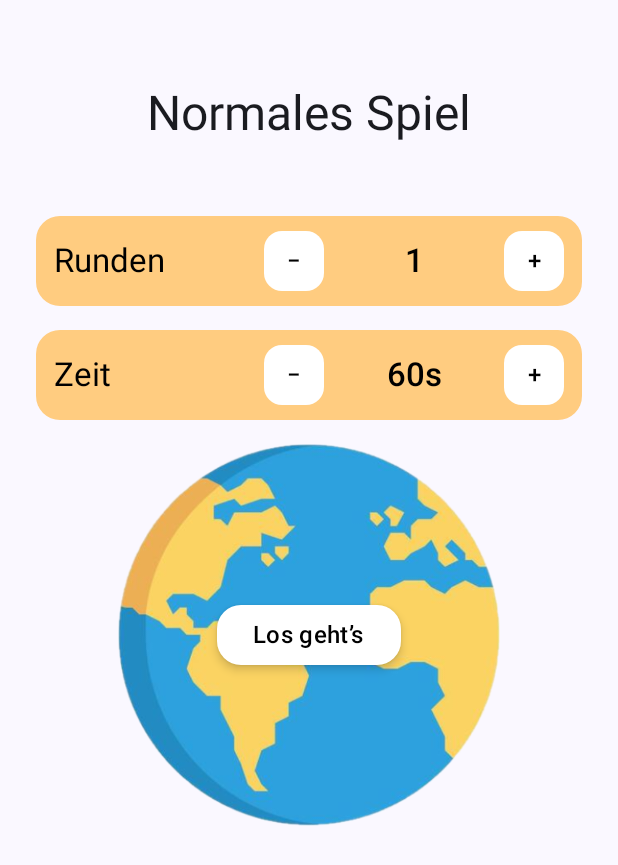
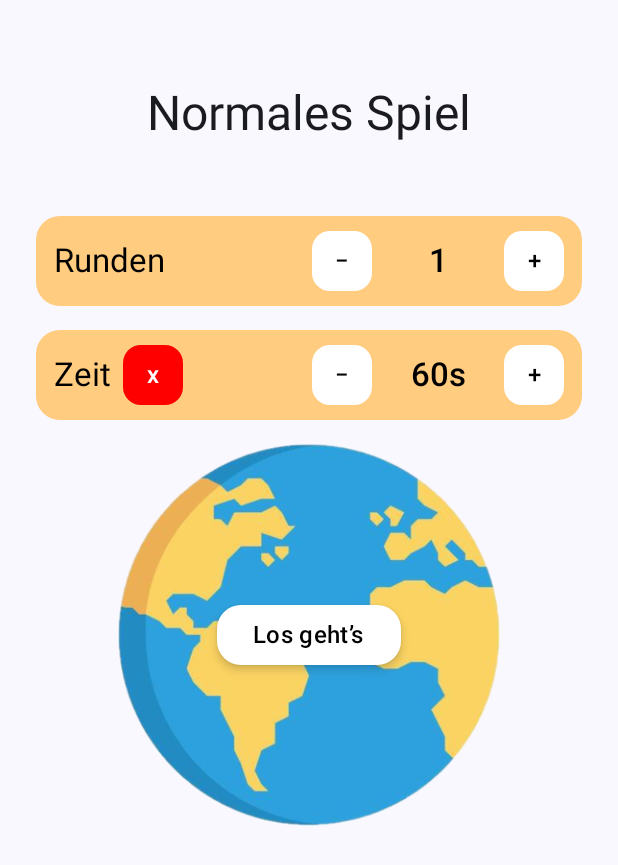
Before and after one commit to limploui/GeoGuessr, an Android app built with Jetpack Compose: the screen it shows after launch (MainActivity), after a tap on "Normales Spiel", on a phone screen of 412 x 824 dp. Shown: the top 865 px of the screen. Run offline under Robolectric (Android 15) with nearby library versions, the phone set to English and light mode, and no system bars; our stand-ins replace livedata-compose; libraries missing offline, so code that uses them is left out: org.osmdroid.config; pictures from the network do not load; 4 statements that could not run were skipped.

Commit message:
Zeit ausschalten

```diff
--- a/app/src/main/java/com/example/geoguessr/ui/screens/GameScreen.kt
+++ b/app/src/main/java/com/example/geoguessr/ui/screens/GameScreen.kt
@@ -12,7 +12,7 @@ import androidx.compose.ui.zIndex
 import com.example.geoguessr.data.MapillaryViewer
 import com.example.geoguessr.ui.map.OsmdroidMap
 import com.example.geoguessr.util.GeoUtils
-import com.example.geoguessr.game.RoundResult   // ⬅️ neu
+import com.example.geoguessr.game.RoundResult
 import kotlinx.coroutines.delay
 import kotlin.math.min
 
@@ -25,7 +25,7 @@ fun GameScreen(
     roundSeconds: Int = 60,
     isHintMode: Boolean = false,
     hints: List<String> = emptyList(),
-    onConfirmGuess: (RoundResult) -> Unit  // ⬅️ neu: RoundResult statt Int
+    onConfirmGuess: (RoundResult) -> Unit
 ) {
     // Tabs: 0 Streetview, 1 Tipps (nur im Hint-Mode), 2 Karte
     var tab by remember { mutableStateOf(0) }
@@ -35,9 +35,11 @@ fun GameScreen(
     var lastPoints by rememberSaveable { mutableStateOf<Int?>(null) }
     var lastDistanceKm by rememberSaveable { mutableStateOf<Double?>(null) }
 
+    val unlimitedTime = roundSeconds == Int.MAX_VALUE
+
     // ⏱️ Timer
-    var timeLeft by remember(imageId) { mutableStateOf(roundSeconds) }
-    var timerRunning by remember(imageId) { mutableStateOf(true) }
+    var timeLeft by remember(imageId) { mutableStateOf(if (unlimitedTime) Int.MAX_VALUE else roundSeconds) }
+    var timerRunning by remember(imageId) { mutableStateOf(!unlimitedTime) }
 
     // 💡 Hints (0..5)
     var hintsUsed by rememberSaveable(imageId) { mutableStateOf(0) }
@@ -48,9 +50,9 @@ fun GameScreen(
         if (!isHintMode && tab == 2) tab = 1
     }
 
-    // ⏱️ Countdown → bei Timeout nur werten, wenn ein Tipp gesetzt wurde
-    LaunchedEffect(imageId, timerRunning, lastPoints) {
-        if (!timerRunning || lastPoints != null) return@LaunchedEffect
+    // ⏱️ Countdown → nur wenn Zeitlimit aktiv ist
+    LaunchedEffect(imageId, timerRunning, lastPoints, unlimitedTime) {
+        if (unlimitedTime || !timerRunning || lastPoints != null) return@LaunchedEffect
         while (timeLeft > 0 && lastPoints == null && timerRunning) {
             delay(1000)
             timeLeft -= 1
@@ -91,7 +93,8 @@ fun GameScreen(
             }
         }
 
-        // Kopfzeile: nur Zeit (kein Basisscore/kein Multiplikator)
+        // Kopfzeile: nur Zeit anzeigen, wenn Zeitlimit aktiv ist
+        // Kopfzeile im GameScreen
         Surface(
             modifier = Modifier
                 .fillMaxWidth()
@@ -108,9 +111,14 @@ fun GameScreen(
                     .padding(horizontal = 16.dp, vertical = 10.dp),
                 horizontalArrangement = Arrangement.SpaceBetween
             ) {
-                Text("Zeit: ${timeLeft}s", style = MaterialTheme.typography.titleMedium)
+                if (unlimitedTime) {
+                    Text("Zeit: ∞", style = MaterialTheme.typography.titleMedium)  // 🆕 statt leer
+                } else {
+                    Text("Zeit: ${timeLeft}s", style = MaterialTheme.typography.titleMedium)
+                }
             }
         }
+
 
         // Inhalt
         Box(
@@ -173,7 +181,6 @@ fun GameScreen(
         if (lastPoints == null) {
             Button(
                 onClick = {
-                    // nur werten, wenn ein Tipp gesetzt wurde
                     if (guess == null) return@Button
 
                     val center = bbox?.let { GeoUtils.bboxCenter(it) }
@@ -194,14 +201,13 @@ fun GameScreen(
                     lastPoints = points
                     timerRunning = false
                 },
-                enabled = timeLeft > 0 && guess != null,   // Bestätigen nur mit gesetztem Tipp
+                enabled = (unlimitedTime || timeLeft > 0) && guess != null,
                 modifier = Modifier
                     .fillMaxWidth()
                     .padding(16.dp)
                     .zIndex(1f)
             ) { Text("Bestätigen") }
         } else {
-            // Nach der Wertung: keine Zusatzinfos hier (Distanz kommt in den ResultScreen)
             Button(
                 onClick = {
                     onConfirmGuess(
@@ -215,8 +221,8 @@ fun GameScreen(
                     truth = null
                     lastPoints = null
                     lastDistanceKm = null
-                    timeLeft = roundSeconds
-                    timerRunning = true
+                    timeLeft = if (unlimitedTime) Int.MAX_VALUE else roundSeconds
+                    timerRunning = !unlimitedTime
                     hintsUsed = 0
                 },
                 modifier = Modifier
--- a/app/src/main/java/com/example/geoguessr/ui/screens/SetupScreen.kt
+++ b/app/src/main/java/com/example/geoguessr/ui/screens/SetupScreen.kt
@@ -8,12 +8,12 @@ import androidx.compose.material3.*
 import androidx.compose.runtime.*
 import androidx.compose.ui.Alignment
 import androidx.compose.ui.Modifier
+import androidx.compose.ui.graphics.Color
 import androidx.compose.ui.res.painterResource
+import androidx.compose.ui.text.font.FontWeight
 import androidx.compose.ui.text.style.TextAlign
+import androidx.compose.ui.unit.Dp
 import androidx.compose.ui.unit.dp
-import androidx.compose.ui.unit.Dp
-import androidx.compose.ui.graphics.Color
-import androidx.compose.ui.text.font.FontWeight
 import com.example.geoguessr.R
 
 @Composable
@@ -25,6 +25,7 @@ fun SetupScreen(
 ) {
     var rounds by remember { mutableStateOf(initialRounds) }
     var seconds by remember { mutableStateOf(initialSeconds) }
+    var noTimeLimit by remember { mutableStateOf(false) }   // 🆕 Toggle für Zeitlimit
 
     Column(
         modifier = Modifier
@@ -41,7 +42,7 @@ fun SetupScreen(
             textAlign = TextAlign.Center
         )
 
-        // Cards im gleichen Look wie Startscreen-Buttons
+        // Runden
         SettingCard(
             title = "Runden",
             valueText = rounds.toString(),
@@ -51,12 +52,68 @@ fun SetupScreen(
 
         Spacer(Modifier.height(16.dp))
 
-        SettingCard(
-            title = "Zeit",
-            valueText = "${seconds}s",
-            onMinus = { seconds = (seconds - 10).coerceAtLeast(10) },
-            onPlus = { seconds = (seconds + 10).coerceAtMost(600) }
-        )
+        // Zeit (mit rotem X-Button neben dem Wort "Zeit")
+        Card(
+            modifier = Modifier
+                .fillMaxWidth()
+                .height(60.dp),
+            elevation = CardDefaults.cardElevation(),
+            colors = CardDefaults.cardColors(
+                containerColor = Color(0xFFFFCC80), // helles Orange
+                contentColor = Color.Black
+            ),
+            shape = RoundedCornerShape(16.dp)
+        ) {
+            Row(
+                modifier = Modifier
+                    .fillMaxSize()
+                    .padding(horizontal = 12.dp),
+                verticalAlignment = Alignment.CenterVertically
+            ) {
+                // Titel + roter X-Button direkt daneben
+                Row(
+                    modifier = Modifier.weight(1f),
+                    verticalAlignment = Alignment.CenterVertically,
+                    horizontalArrangement = Arrangement.spacedBy(8.dp)
+                ) {
+                    Text(
+                        "Zeit",
+                        style = MaterialTheme.typography.titleLarge
+                    )
+                    // 🆕 roter X-Button (Zeitlimit an/aus)
+                    FilledTonalButton(
+                        onClick = { noTimeLimit = !noTimeLimit },
+                        modifier = Modifier.size(40.dp),
+                        contentPadding = PaddingValues(0.dp),
+                        shape = RoundedCornerShape(12.dp),
+                        colors = ButtonDefaults.filledTonalButtonColors(
+                            containerColor = if (noTimeLimit) Color.Gray else Color.Red,
+                            contentColor = Color.White
+                        )
+                    ) {
+                        Text("x", style = MaterialTheme.typography.titleMedium)
+                    }
+                }
+
+                // Steuerleiste rechts (Minus / Wert / Plus)
+                Row(
+                    verticalAlignment = Alignment.CenterVertically,
+                    horizontalArrangement = Arrangement.spacedBy(12.dp)
+                ) {
+                    SquareActionButton(
+                        text = "−",
+                        onClick = { seconds = (seconds - 10).coerceAtLeast(10) },
+                        enabled = !noTimeLimit
+                    )
+                    ValueBox(valueText = if (noTimeLimit) "∞" else "${seconds}s")
+                    SquareActionButton(
+                        text = "+",
+                        onClick = { seconds = (seconds + 10).coerceAtMost(600) },
+                        enabled = !noTimeLimit
+                    )
+                }
+            }
+        }
 
         Spacer(Modifier.height(16.dp))
 
@@ -73,7 +130,7 @@ fun SetupScreen(
 
             // Weißer Button auf der Karte
             ElevatedButton(
-                onClick = { onStart(rounds, seconds) },
+                onClick = { onStart(rounds, if (noTimeLimit) Int.MAX_VALUE else seconds) },
                 shape = RoundedCornerShape(16.dp),
                 colors = ButtonDefaults.elevatedButtonColors(
                     containerColor = Color.White,
@@ -103,7 +160,7 @@ private fun SettingCard(
             .height(60.dp),
         elevation = CardDefaults.cardElevation(),
         colors = CardDefaults.cardColors(
-            containerColor = Color(0xFFFFCC80), // helles Orange
+            containerColor = Color(0xFFFFCC80),
             contentColor = Color.Black
         ),
         shape = RoundedCornerShape(16.dp)
@@ -114,22 +171,18 @@ private fun SettingCard(
                 .padding(horizontal = 12.dp),
             verticalAlignment = Alignment.CenterVertically
         ) {
-            // Titel links nimmt flexiblen Platz
             Text(
                 title,
                 style = MaterialTheme.typography.titleLarge,
                 modifier = Modifier.weight(1f)
             )
-
-            // Rechte Steuerleiste mit fixer Gesamtbreite (überall gleich)
             Row(
-                modifier = Modifier.width(200.dp), // bei Bedarf anpassen
                 verticalAlignment = Alignment.CenterVertically,
-                horizontalArrangement = Arrangement.SpaceBetween
+                horizontalArrangement = Arrangement.spacedBy(12.dp)
             ) {
-                SquareActionButton("−", onMinus)          // fester Button
-                ValueBox(valueText)                        // Wert mit Mindestbreite
-                SquareActionButton("+", onPlus)            // fester Button
+                SquareActionButton("−", onMinus)
+                ValueBox(valueText)
+                SquareActionButton("+", onPlus)
             }
         }
     }
@@ -139,17 +192,20 @@ private fun SettingCard(
 private fun SquareActionButton(
     text: String,
     onClick: () -> Unit,
-    size: Dp = 40.dp
+    size: Dp = 40.dp,
+    enabled: Boolean = true
 ) {
-    // Quadratischer Button → immer gleiche Breite/Höhe
     FilledTonalButton(
         onClick = onClick,
+        enabled = enabled,
         modifier = Modifier.size(size),
         contentPadding = PaddingValues(0.dp),
         shape = RoundedCornerShape(12.dp),
         colors = ButtonDefaults.filledTonalButtonColors(
             containerColor = Color.White,
-            contentColor = Color.Black
+            contentColor = Color.Black,
+            disabledContainerColor = Color(0xFFFAFAFA),
+            disabledContentColor = Color(0xFF9E9E9E)
         )
     ) {
         Text(
```
